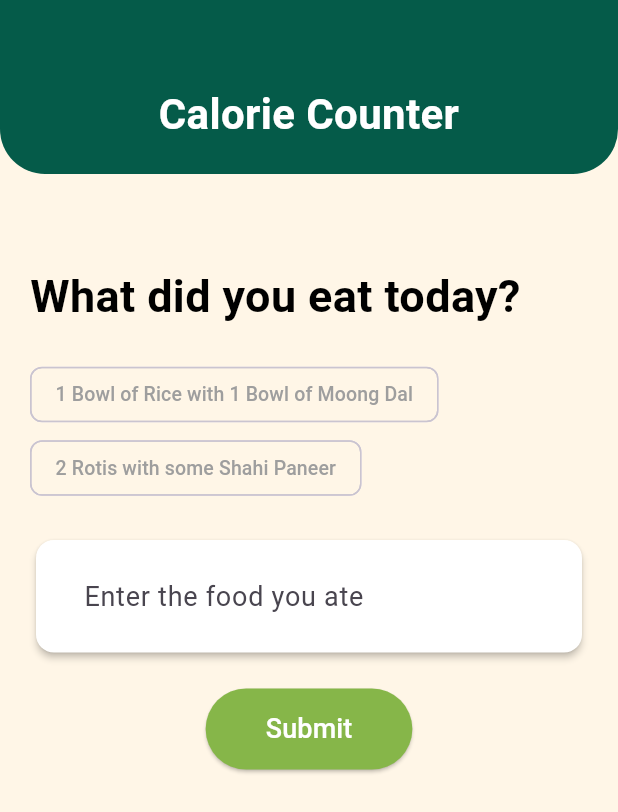
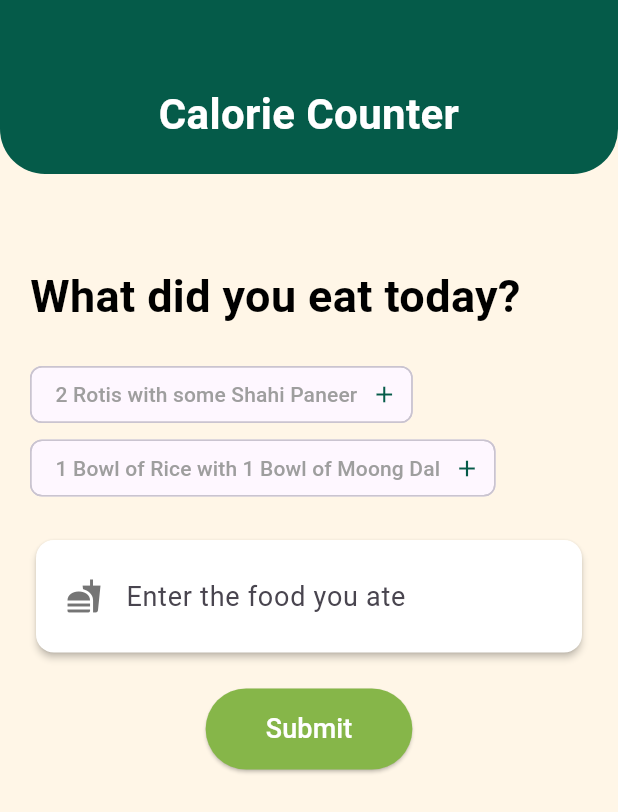
Before and after one commit to anu-shka-singh/consume-wise, a Flutter app: the CalorieCounterPage screen opened directly, on a phone screen of 412 x 824 dp. Shown: the top 812 px of the screen. Run offline on Flutter 3.47's test engine with Material 3 defaults, Android fonts, the phone set to English and light mode, and no system bars; our stand-ins replace google_generative_ai, image_picker; missing offline and left inert: flutter_overlay_window, mobile_scanner.

Commit message:
UI improvements

```diff
--- a/lib/calorie_counter_page.dart
+++ b/lib/calorie_counter_page.dart
@@ -65,32 +65,35 @@ class _CalorieCounterPageState extends State<CalorieCounterPage> {
             const SizedBox(height: 20),
 
             // Sample answers
-            const Padding(
-              padding: EdgeInsets.symmetric(horizontal: 20.0),
+            Padding(
+              padding: const EdgeInsets.symmetric(horizontal: 20.0),
               child: Wrap(
                 spacing: 5.0,
                 runSpacing: 1.0,
                 children: [
                   Chip(
-                    label: Text(
-                      '1 Bowl of Rice with 1 Bowl of Moong Dal',
-                      style: TextStyle(
-                        color: Colors.grey,
-                        fontSize: 13,
+                    label: const Text(
+                      '2 Rotis with some Shahi Paneer',
+                      style: TextStyle(color: Colors.grey),
                     ),
-                    ),
-                    backgroundColor:
-                        Color(0xFFFFF6E7), // Light background for the chip
+                    deleteIcon: const Icon(Icons.add, color: Color(0xFF055b49)), // Use a plus icon instead of the cross
+                    onDeleted: () {
+                      setState(() {
+                        _textController.text = '2 Rotis with some Shahi Paneer';
+                      });
+                    },
                   ),
                   Chip(
-                    label: Text(
-                      '2 Rotis with some Shahi Paneer',
-                      style: TextStyle(
-                        color: Colors.grey,
-                        fontSize: 13,
+                    label: const Text(
+                      '1 Bowl of Rice with 1 Bowl of Moong Dal',
+                      style: TextStyle(color: Colors.grey),
                     ),
-                    ),
-                    backgroundColor: Color(0xFFFFF6E7),
+                    deleteIcon: const Icon(Icons.add, color: Color(0xFF055b49)), // Use a plus icon instead of the cross
+                    onDeleted: () {
+                      setState(() {
+                        _textController.text = '1 Bowl of Rice with 1 Bowl of Moong Dal';
+                      });
+                    },
                   ),
                 ],
               ),
@@ -116,6 +119,7 @@ class _CalorieCounterPageState extends State<CalorieCounterPage> {
                       hintText: 'Enter the food you ate',
                       filled: true,
                       fillColor: Colors.white,
+                      prefixIcon: Icon(Icons.fastfood, color: Colors.grey.shade600),
                       border: OutlineInputBorder(
                         borderRadius: BorderRadius.circular(12.0),
                         borderSide: BorderSide.none, // Remove the border
@@ -141,9 +145,19 @@ class _CalorieCounterPageState extends State<CalorieCounterPage> {
             Center(
               child: ElevatedButton(
                   onPressed: () async {
+                    if (_textController.text.trim().isEmpty) {
+                      // If the text field is empty, show a SnackBar with a message
+                      ScaffoldMessenger.of(context).showSnackBar(
+                        const SnackBar(
+                          content: Text('Please enter a meal'),
+                          backgroundColor: Colors.red,
+                        ),
+                      );
+                    } else {
                       setState(() {
                         userMeal = _textController.text;
                       });
+
                       // Show the loading screen
                       Navigator.push(
                         context,
@@ -158,9 +172,9 @@ class _CalorieCounterPageState extends State<CalorieCounterPage> {
 
                       Navigator.push(
                         context,
-                    MaterialPageRoute(
-                        builder: (context) => ResultScreen(response: response)),
+                        MaterialPageRoute(builder: (context) => ResultScreen(response: response)),
                       );
+                    }
                   },
                 child: const Text(
                   'Submit',
--- a/lib/calorie_counter_result.dart
+++ b/lib/calorie_counter_result.dart
@@ -101,7 +101,7 @@ class ResultScreen extends StatelessWidget {
                       textAlign: TextAlign.center,
                     ),
                     const SizedBox(height: 10),
-                    _buildNutrientRow("assets/images/calories.png", 'Calories', '$totalCalories kcal'),
+                    _buildNutrientRow("assets/images/calories.png", 'Calories', '$totalCalories cal'),
                     _buildNutrientRow("assets/images/salad.png", 'Protein', '$totalProtein g'),
                     _buildNutrientRow("assets/images/fats.png", 'Fat', '$totalFat g'),
                   ],
--- a/lib/services/gemini.dart
+++ b/lib/services/gemini.dart
@@ -4,7 +4,7 @@ import 'dart:io';
 
 Future<String?> getResponse(String prompt) async {
   try {
-    final model = GenerativeModel(model: 'gemini-1.5-flash-latest', apiKey: '');
+    final model = GenerativeModel(model: 'gemini-1.5-flash-latest', apiKey: 'AIzaSyCkHzUqDGhc9RYKZIa9X3X41_14ioye7HE');
 
     final response = await model.generateContent([Content.text(prompt)]);
     return response.text;
```
Also changed, not shown: 1 other file. Lines whose indentation alone changed are shown as unchanged.
